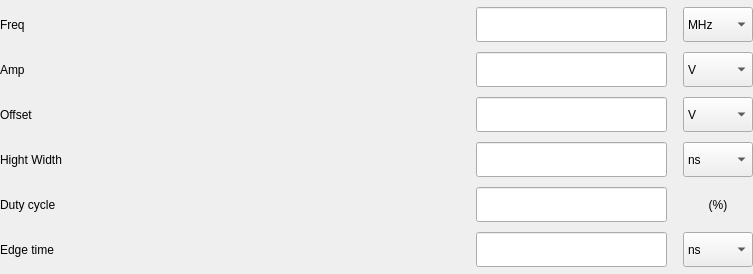
This is tas7061bb/widgets/wgContentHmf2550/wgPulse.ui in DoND8xforce/tas7061 as Qt 5 draws it before an edit. The edited form follows.
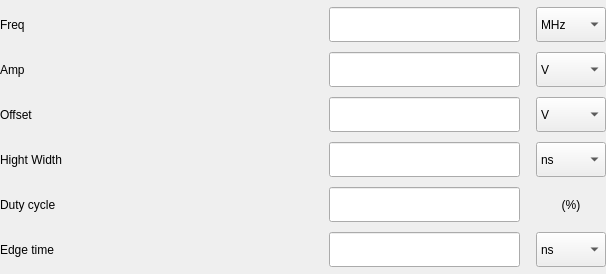
This is the edited form.

```diff
--- a/tas7061bb/widgets/wgContentHmf2550/wgPulse.ui
+++ b/tas7061bb/widgets/wgContentHmf2550/wgPulse.ui
@@ -6,10 +6,22 @@
    <rect>
     <x>0</x>
     <y>0</y>
-    <width>753</width>
+    <width>606</width>
     <height>274</height>
    </rect>
   </property>
+  <property name="minimumSize">
+   <size>
+    <width>606</width>
+    <height>0</height>
+   </size>
+  </property>
+  <property name="maximumSize">
+   <size>
+    <width>606</width>
+    <height>16777215</height>
+   </size>
+  </property>
   <property name="windowTitle">
    <string>Form</string>
   </property>
@@ -32,7 +44,7 @@
    <item row="0" column="0">
     <layout class="QGridLayout" name="gridLayout_2">
      <property name="horizontalSpacing">
-      <number>390</number>
+      <number>244</number>
      </property>
      <property name="verticalSpacing">
       <number>10</number>
```
